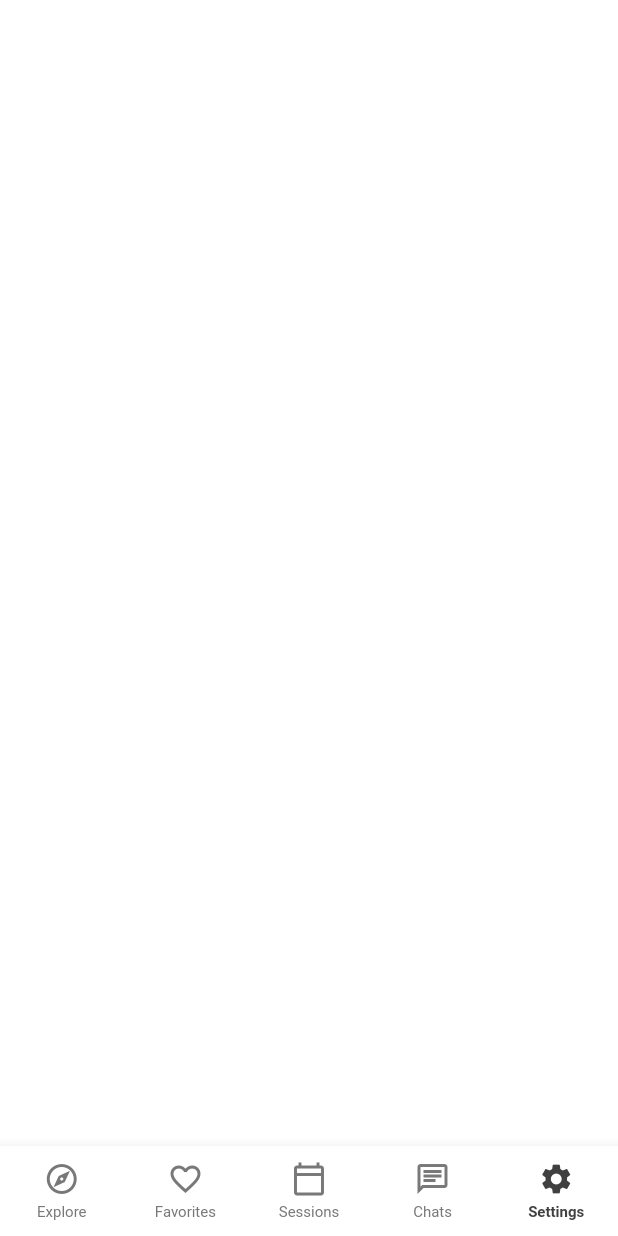
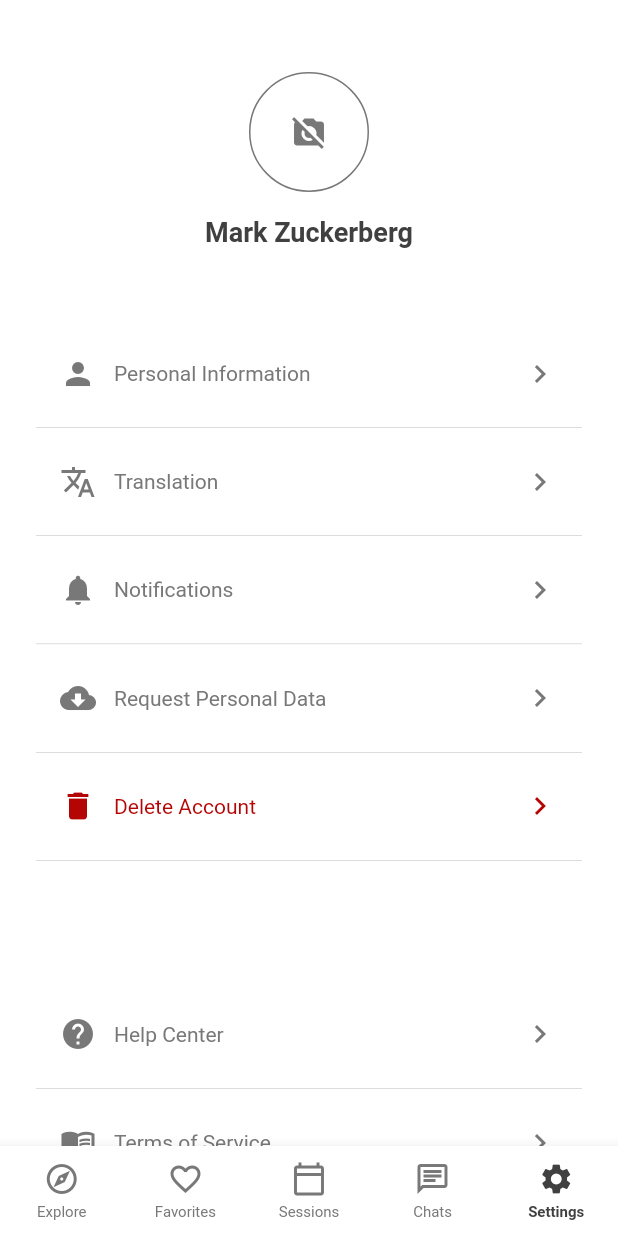
Before and after one commit to bryan-ilman-2002/bearlysocial, a Flutter app: the PostAuthPageManager screen opened directly, item 5 of the bottom bar chosen, on a phone screen of 412 x 824 dp. Run offline on Flutter 3.47's test engine with Material 2 defaults, Android fonts, the phone set to English and light mode, and no system bars; our stand-ins replace flutter_riverpod, isar; accounts and stored records are empty; Roboto replaces fonts that are missing (Mukta).

Commit message:
settings page user interface added

```diff
--- a/lib/generic/functions/getters/app_colors.dart
+++ b/lib/generic/functions/getters/app_colors.dart
@@ -2,3 +2,6 @@ import 'package:flutter/material.dart';
 
 Color get heavyGray => const Color.fromRGBO(64, 64, 64, 4);
 Color get moderateGray => const Color.fromRGBO(120, 120, 120, 4);
+
+Color get moderateRed => const Color.fromARGB(255, 180, 4, 4);
+Color get lightRed => const Color.fromARGB(255, 255, 226, 224);
--- /dev/null
+++ b/lib/generic/widgets/buttons/setting_button.dart
@@ -0,0 +1,65 @@
+import 'package:flutter/material.dart';
+
+class SettingButton extends StatelessWidget {
+  final IconData icon;
+  final String label;
+  final Color? splashColor;
+  final Color? buttonColor;
+  final Color? iconColor;
+  final Color? labelColor;
+  final double borderRadius;
+
+  const SettingButton({
+    super.key,
+    required this.icon,
+    required this.label,
+    this.splashColor,
+    this.buttonColor,
+    this.iconColor,
+    this.labelColor,
+    this.borderRadius = 8,
+  });
+
+  @override
+  Widget build(BuildContext context) {
+    Widget content = Padding(
+      padding: const EdgeInsets.all(24),
+      child: Row(
+        children: [
+          Icon(
+            icon,
+            color: iconColor,
+          ),
+          const SizedBox(
+            width: 12,
+          ),
+          Expanded(
+            child: Text(
+              label,
+              style: TextStyle(
+                color: labelColor,
+              ),
+            ),
+          ),
+          Icon(
+            Icons.keyboard_arrow_right,
+            color: iconColor,
+          ),
+        ],
+      ),
+    );
+
+    return Material(
+      color: buttonColor ?? Colors.transparent,
+      shape: RoundedRectangleBorder(
+        borderRadius: BorderRadius.circular(borderRadius),
+      ),
+      child: InkWell(
+        onTap: () {},
+        splashColor: splashColor,
+        borderRadius: BorderRadius.circular(borderRadius),
+        child: content,
+      ),
+    );
+  }
+}
--- a/lib/main.dart
+++ b/lib/main.dart
@@ -51,7 +51,7 @@ class App extends ConsumerWidget {
         ),
         splashFactory: InkRipple.splashFactory,
       ),
-      home: const PostAuthPageManager(),
+      home: const PreAuthPageManager(),
     );
   }
 }
--- a/lib/specific/page_managers/post_auth_page_manager.dart
+++ b/lib/specific/page_managers/post_auth_page_manager.dart
@@ -78,6 +78,7 @@ class _PostAuthPageManager extends State<PostAuthPageManager> {
     _pages = _pages.isEmpty ? initPostAuthPages(_scrollListener) : _pages;
 
     return Scaffold(
+      backgroundColor: Colors.white,
       bottomNavigationBar: MainNavigationBar(
         navItems: const [
           ['Explore', Icons.explore, Icons.explore_outlined],
@@ -100,9 +101,9 @@ class _PostAuthPageManager extends State<PostAuthPageManager> {
               backgroundColor: Colors.white,
               mini: true,
               child: Icon(
-                Icons.arrow_upward_rounded,
+                Icons.arrow_upward,
+                size: 24,
                 color: moderateGray,
-                size: 24,
               ),
             )
           : null,
--- a/lib/specific/page_managers/pre_auth_page_manager.dart
+++ b/lib/specific/page_managers/pre_auth_page_manager.dart
@@ -36,6 +36,7 @@ class _PreAuthPageManager extends State<PreAuthPageManager> {
     _pages = _pages.isEmpty ? _initPages() : _pages;
 
     return Scaffold(
+      backgroundColor: Colors.white,
       body: IndexedStack(
         index: _selectedIndex,
         children: _pages,
--- a/lib/specific/pages/settings_page.dart
+++ b/lib/specific/pages/settings_page.dart
@@ -1,6 +1,9 @@
+import 'package:bearlysocial/generic/functions/getters/app_colors.dart';
+import 'package:bearlysocial/generic/widgets/buttons/setting_button.dart';
+import 'package:bearlysocial/generic/widgets/lines/horizontal_thin_line.dart';
 import 'package:flutter/material.dart';
 
-class SettingsPage extends StatefulWidget {
+class SettingsPage extends StatelessWidget {
   final ScrollController controller;
 
   const SettingsPage({
@@ -9,20 +12,133 @@ class SettingsPage extends StatefulWidget {
   });
 
   @override
-  State<SettingsPage> createState() => _SettingsPageState();
-}
-
-class _SettingsPageState extends State<SettingsPage> {
-  final List<Widget> _children = [];
-  @override
   Widget build(BuildContext context) {
     return SafeArea(
-      child: Container(
-        color: Colors.white,
-        child: ListView.builder(
-          controller: widget.controller,
-          itemCount: _children.length,
-          itemBuilder: (BuildContext context, int index) => _children[index],
+      child: SingleChildScrollView(
+        controller: controller,
+        physics: const BouncingScrollPhysics(),
+        padding: const EdgeInsets.all(16),
+        child: Column(
+          mainAxisAlignment: MainAxisAlignment.start,
+          crossAxisAlignment: CrossAxisAlignment.center,
+          children: [
+            Container(
+              margin: const EdgeInsets.only(
+                top: 32,
+              ),
+              width: 80,
+              height: 80,
+              decoration: BoxDecoration(
+                shape: BoxShape.circle,
+                border: Border.all(
+                  color: moderateGray,
+                ),
+              ),
+              child: const Center(
+                child: Icon(
+                  Icons.no_photography,
+                  size: 24,
+                ),
+              ),
+            ),
+            const SizedBox(
+              height: 16,
+            ),
+            Row(
+              mainAxisAlignment: MainAxisAlignment.center,
+              children: [
+                Text(
+                  'Mark Zuckerberg',
+                  style: TextStyle(
+                    fontSize: 18,
+                    fontWeight: FontWeight.bold,
+                    color: heavyGray,
+                  ),
+                ),
+              ],
+            ),
+            const SizedBox(
+              height: 32,
+            ),
+            // TODO
+            const SizedBox(
+              height: 16,
+            ),
+            const SettingButton(
+              icon: Icons.person,
+              label: 'Personal Information',
+            ),
+            const HorizontalThinLine(
+              height: 0.12,
+            ),
+            const SettingButton(
+              icon: Icons.translate,
+              label: 'Translation',
+            ),
+            const HorizontalThinLine(
+              height: 0.12,
+            ),
+            const SettingButton(
+              icon: Icons.notifications,
+              label: 'Notifications',
+            ),
+            const HorizontalThinLine(
+              height: 0.12,
+            ),
+            const SettingButton(
+              icon: Icons.cloud_download,
+              label: 'Request Personal Data',
+            ),
+            const HorizontalThinLine(
+              height: 0.12,
+            ),
+            SettingButton(
+              icon: Icons.delete,
+              label: 'Delete Account',
+              iconColor: moderateRed,
+              labelColor: moderateRed,
+              splashColor: lightRed,
+            ),
+            const HorizontalThinLine(
+              height: 0.12,
+            ),
+            const SizedBox(height: 80),
+            const SettingButton(
+              icon: Icons.help,
+              label: 'Help Center',
+            ),
+            const HorizontalThinLine(
+              height: 0.12,
+            ),
+            const SettingButton(
+              icon: Icons.menu_book,
+              label: 'Terms of Service',
+            ),
+            const HorizontalThinLine(
+              height: 0.12,
+            ),
+            const SettingButton(
+              icon: Icons.menu_book,
+              label: 'Privacy Policy',
+            ),
+            const HorizontalThinLine(
+              height: 0.12,
+            ),
+            const SizedBox(
+              height: 32,
+            ),
+            GestureDetector(
+              child: Text(
+                'Log Out',
+                style: TextStyle(
+                  color: moderateRed,
+                ),
+              ),
+            ),
+            const SizedBox(
+              height: 16,
+            ),
+          ],
         ),
       ),
     );
```
Also changed, not shown: lib/generic/widgets/modals/account_recovery.dart (+16 -0 lines), lib/specific/pages/sign_in.dart (+37 -10 lines), lib/specific/pages/sign_up.dart (+37 -10 lines).
